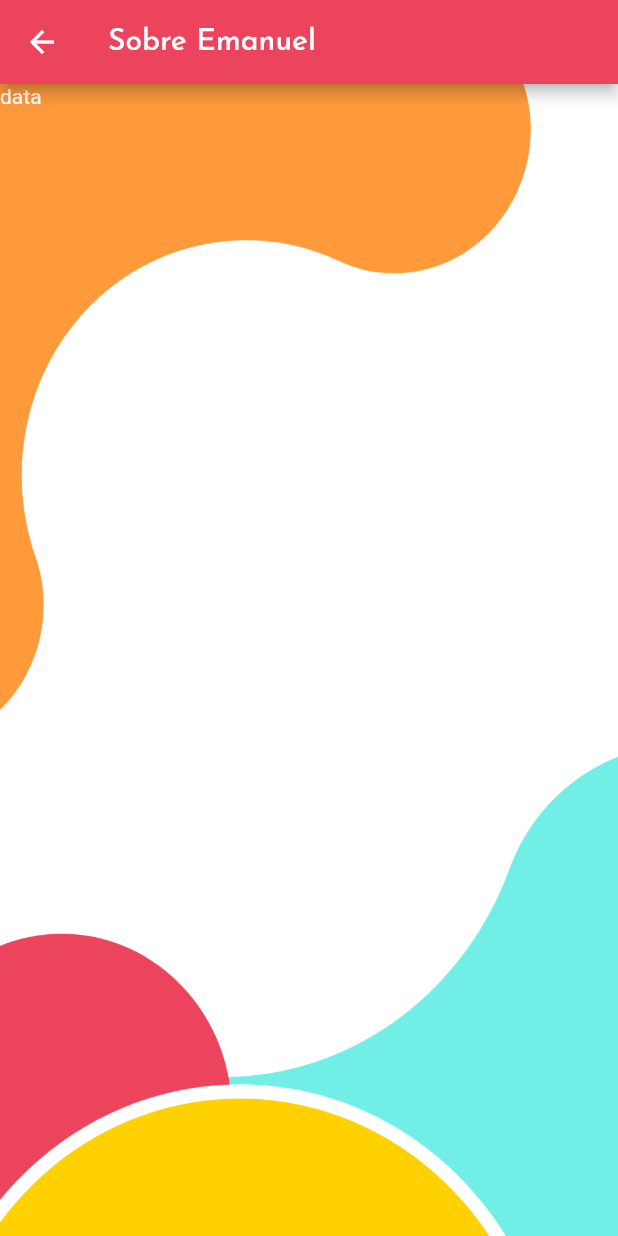
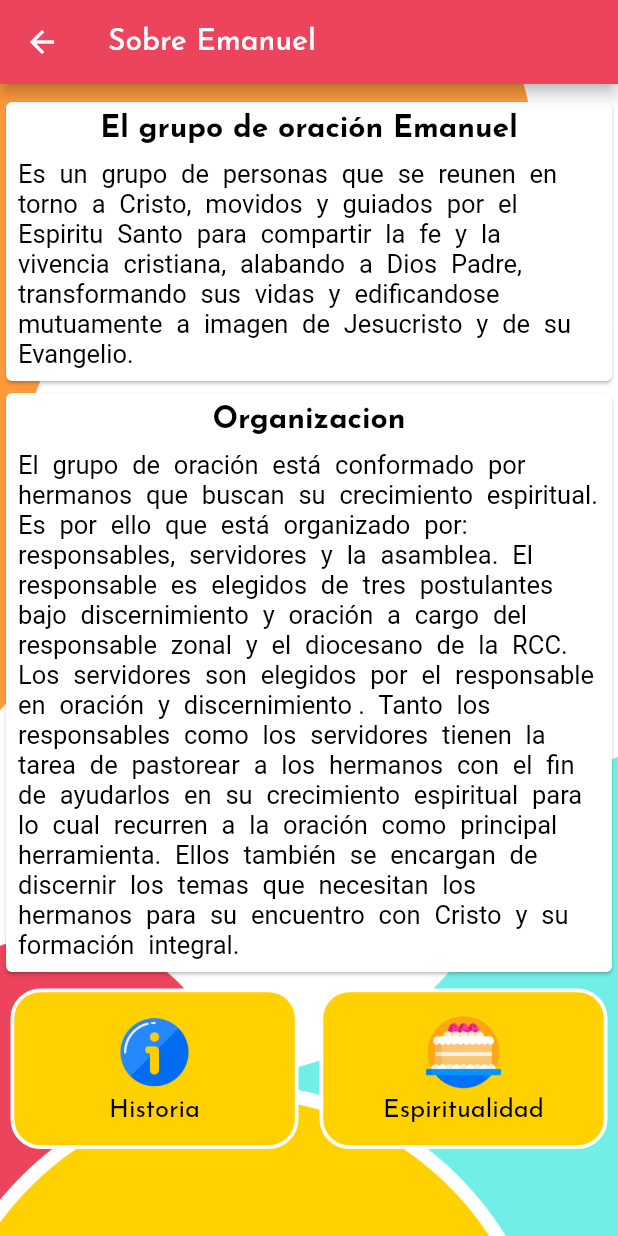
Before and after one commit to jorarmarfin/flutter-emanuel, a Flutter app: the OptionsScreen screen opened by its route, after a tap on "Emanuel", on a phone screen of 412 x 824 dp. Run offline on Flutter 3.47's test engine with Material 2 defaults, Android fonts, the phone set to English and light mode, and no system bars; our stand-ins replace font_awesome_flutter, google_fonts; network calls fail.

Commit message:
Screen emanuel 50%

```diff
--- /dev/null
+++ b/lib/components/boton_opcion.dart
@@ -0,0 +1,45 @@
+import 'package:flutter/material.dart';
+
+import '../themes/default_theme.dart';
+
+class BotonOpcion extends StatelessWidget {
+  final String botonIcono;
+  final String botonNombre;
+  final String routeName;
+  const BotonOpcion({
+    Key? key,
+    required this.botonIcono,
+    required this.botonNombre,
+    required this.routeName,
+  }) : super(key: key);
+
+  @override
+  Widget build(BuildContext context) {
+    return GestureDetector(
+      onTap: () {
+        Navigator.pushNamed(context, routeName);
+      },
+      child: Container(
+        margin: const EdgeInsets.all(7.0),
+        padding: const EdgeInsets.symmetric(vertical: 15.0),
+        decoration: estiloBoton(colorAmarillo),
+        child: Column(
+          children: [
+            Image.asset(
+              botonIcono,
+              width: 50,
+              height: 50,
+            ),
+            const SizedBox(
+              height: 5,
+            ),
+            Text(
+              botonNombre,
+              style: DefaultTheme.base.textTheme.subtitle1,
+            )
+          ],
+        ),
+      ),
+    );
+  }
+}
--- /dev/null
+++ b/lib/components/components.dart
@@ -0,0 +1,2 @@
+export 'package:flutter_emanuel/components/boton_opcion.dart';
+export 'package:flutter_emanuel/components/custom_card.dart';
--- /dev/null
+++ b/lib/components/custom_card.dart
@@ -0,0 +1,36 @@
+import 'package:flutter/material.dart';
+
+import '../themes/default_theme.dart';
+
+class CustomCard extends StatelessWidget {
+  final String titulo;
+  final String contenido;
+
+  const CustomCard({
+    Key? key,required this.titulo,required this.contenido,
+  }) : super(key: key);
+
+  @override
+  Widget build(BuildContext context) {
+    return Card(
+      child: Padding(
+        padding: const EdgeInsets.all(8.0),
+        child: Column(
+          children: [
+            Text(
+              titulo,
+              style: DefaultTheme.base.textTheme.headline3,
+            ),
+            const SizedBox(
+              height: 10,
+            ),
+            Text(
+              contenido,
+              style: DefaultTheme.base.textTheme.bodyText1,
+            ),
+          ],
+        ),
+      ),
+    );
+  }
+}
--- /dev/null
+++ b/lib/data/datos_emanuel.dart
@@ -0,0 +1,6 @@
+import '../models/models.dart';
+
+DatosEmanuelModel datosEmanuel = DatosEmanuelModel(
+    'Es un grupo de personas que se reunen en torno a Cristo, movidos y guiados por el Espiritu Santo para compartir la fe y la vivencia cristiana, alabando a Dios Padre, transformando sus vidas y edificandose mutuamente a imagen de Jesucristo y de su Evangelio.',
+    'El grupo de oración está conformado por hermanos que buscan su crecimiento espiritual. Es por ello que está organizado por: responsables, servidores y la asamblea. El responsable es elegidos de tres postulantes bajo discernimiento y oración a cargo del responsable zonal y el diocesano de la RCC.  Los servidores son elegidos por el responsable en oración y discernimiento . Tanto los responsables como los servidores tienen la tarea de pastorear a los hermanos con el fin de ayudarlos en su crecimiento espiritual para lo cual recurren a la oración como principal herramienta. Ellos también se encargan de discernir los temas que necesitan los hermanos para su encuentro con Cristo y su formación integral.'
+    );
--- a/lib/main.dart
+++ b/lib/main.dart
@@ -34,13 +34,13 @@
     return MaterialApp(
       title: 'Flutter Demo',
       theme: DefaultTheme.base,
-      initialRoute: HomeScreen.routerName,
+      initialRoute: EmanuelInfoScreen.routerName,
       routes: {
         HomeScreen.routerName: (context) => const HomeScreen(),
         OptionsScreen.routerName: (context) => const OptionsScreen(),
         ConstruccionScreen.routerName: (context) => const ConstruccionScreen(),
         CumplesScreen.routerName: (context) => const CumplesScreen(),
-        EmanuelInfoScreen.routerName: (context) => EmanuelInfoScreen(),
+        EmanuelInfoScreen.routerName: (context) => const EmanuelInfoScreen(),
       },
     );
   }
--- /dev/null
+++ b/lib/models/datos_emanuel_model.dart
@@ -0,0 +1,9 @@
+class DatosEmanuelModel {
+  final String definicion;
+  final String organizacion;
+
+  DatosEmanuelModel(this.definicion, this.organizacion);
+
+
+
+}
--- a/lib/models/models.dart
+++ b/lib/models/models.dart
@@ -1,3 +1,4 @@
 export 'package:flutter_emanuel/models/santos_models.dart';
 export 'package:flutter_emanuel/models/meses_models.dart';
 export 'package:flutter_emanuel/models/celebraciones_model.dart';
+export 'package:flutter_emanuel/models/datos_emanuel_model.dart';
--- a/lib/screens/emanuel_info_screen.dart
+++ b/lib/screens/emanuel_info_screen.dart
@@ -1,5 +1,7 @@
 import 'package:flutter/material.dart';
 
+import '../components/components.dart';
+import '../data/datos_emanuel.dart';
 import '../themes/default_theme.dart';
 
 class EmanuelInfoScreen extends StatelessWidget {
@@ -18,7 +20,43 @@ class EmanuelInfoScreen extends StatelessWidget {
             image:
                 DecorationImage(image: AssetImage(imgFondo), fit: BoxFit.fill),
           ),
-          child: Text('data')),
+          child: ListView(
+            children: [
+              const SizedBox(
+                height: 8,
+              ),
+              CustomCard(
+                  titulo: 'El grupo de oración Emanuel',
+                  contenido: datosEmanuel.definicion),
+              CustomCard(
+                  titulo: 'Organizacion', contenido: datosEmanuel.organizacion),
+              const _Botones()
+            ],
+          )),
     );
   }
 }
+
+class _Botones extends StatelessWidget {
+  const _Botones({
+    Key? key,
+  }) : super(key: key);
+
+  @override
+  Widget build(BuildContext context) {
+    return Table(
+      children: const [
+        TableRow(children: [
+          BotonOpcion(
+              botonIcono: icoNosotros,
+              botonNombre: 'Historia',
+              routeName: 'construccion'),
+          BotonOpcion(
+              botonIcono: icoCumples,
+              botonNombre: 'Espiritualidad',
+              routeName: 'construccion'),
+        ]),
+      ],
+    );
+  }
+}
--- a/lib/screens/options_screen.dart
+++ b/lib/screens/options_screen.dart
@@ -1,6 +1,7 @@
 import 'package:flutter/material.dart';
 import 'package:flutter_emanuel/data/lista_santos.dart';
 
+import '../components/components.dart';
 import '../themes/default_theme.dart';
 
 class OptionsScreen extends StatelessWidget {
@@ -35,87 +36,48 @@ class _Botones extends StatelessWidget {
     return Table(
       children: const [
         TableRow(children: [
-          _BotonOpcion(
+          BotonOpcion(
               botonIcono: icoNosotros,
               botonNombre: 'Emanuel',
               routeName: 'emanuel-info'),
-          _BotonOpcion(
+          BotonOpcion(
               botonIcono: icoCumples,
               botonNombre: 'Celebraciones',
               routeName: 'cumples'),
-          _BotonOpcion(
+          BotonOpcion(
               botonIcono: icoFormacion,
               botonNombre: 'Formación',
               routeName: 'construccion'),
         ]),
         TableRow(children: [
-          _BotonOpcion(
+          BotonOpcion(
               botonIcono: icoBiblioteca,
               botonNombre: 'Biblioteca',
               routeName: 'construccion'),
-          _BotonOpcion(
+          BotonOpcion(
               botonIcono: icoEnlaces,
               botonNombre: 'Zoom',
               routeName: 'construccion'),
-          _BotonOpcion(
+          BotonOpcion(
               botonIcono: icoMisas,
               botonNombre: 'Misas',
               routeName: 'construccion'),
         ]),
         TableRow(children: [
-          _BotonOpcion(
+          BotonOpcion(
               botonIcono: icoOfrendas,
               botonNombre: 'Ofrendas',
               routeName: 'construccion'),
-          _BotonOpcion(
+          BotonOpcion(
               botonIcono: icoServicios,
               botonNombre: 'Servicios',
               routeName: 'construccion'),
-          _BotonOpcion(
+          BotonOpcion(
               botonIcono: icoMisas,
               botonNombre: 'Noti',
               routeName: 'construccion'),
         ]),
       ],
-    );
-  }
-}
-
-class _BotonOpcion extends StatelessWidget {
-  final String botonIcono;
-  final String botonNombre;
-  final String routeName;
-  const _BotonOpcion({
-    Key? key,
-    required this.botonIcono,
-    required this.botonNombre,
-    required this.routeName,
-  }) : super(key: key);
-
-  @override
-  Widget build(BuildContext context) {
-    return GestureDetector(
-      onTap: () {
-        Navigator.pushNamed(context, routeName);
-      },
-      child: Container(
-        margin: const EdgeInsets.all(7.0),
-        padding: const EdgeInsets.symmetric(vertical: 15.0),
-        decoration: estiloBoton(colorAmarillo),
-        child: Column(
-          children: [
-            Image.asset(
-              botonIcono,
-              width: 50,
-              height: 50,
-            ),
-            Text(
-              botonNombre,
-              style: DefaultTheme.base.textTheme.subtitle1,
-            )
-          ],
-        ),
-      ),
     );
   }
 }
--- a/lib/themes/default_theme.dart
+++ b/lib/themes/default_theme.dart
@@ -7,7 +7,7 @@ const colorNaranja = Color(0xffFF9A3B);
 const colorRojo = Color(0xffEB445C);
 const colorAmarillo = Color(0xffFFD101);
 const colorCeleste = Color(0xff71EFE6);
-const colorColorBlanco = Colors.white;
+const colorBlanco = Colors.white;
 const colorTextColor = Colors.black;
 
 //Imagenes
@@ -39,12 +39,15 @@ class DefaultTheme {
           headline1: GoogleFonts.akayaTelivigala(
               fontSize: 60, color: colorTextColor, fontWeight: FontWeight.bold),
           headline2: GoogleFonts.josefinSans(fontSize: 20, color: Colors.white),
-          headline3: GoogleFonts.josefinSans(fontSize: 20, color: Colors.black),
+          headline3: GoogleFonts.josefinSans(
+              fontSize: 20, color: Colors.black, fontWeight: FontWeight.bold),
+          headline4: GoogleFonts.josefinSans(fontSize: 20, color: Colors.black),
           headline6: GoogleFonts.josefinSans(fontSize: 20, color: Colors.white),
           subtitle1: GoogleFonts.josefinSans(fontSize: 17, color: Colors.black),
           subtitle2: GoogleFonts.josefinSans(
               fontSize: 17, color: Colors.black, fontWeight: FontWeight.bold),
-          bodyText1: const TextStyle(color: Colors.black)));
+          bodyText1: const TextStyle(
+              color: Colors.black, fontSize: 17, wordSpacing: 5)));
 }
 
 BoxDecoration estiloRecuadro(color) {
```
